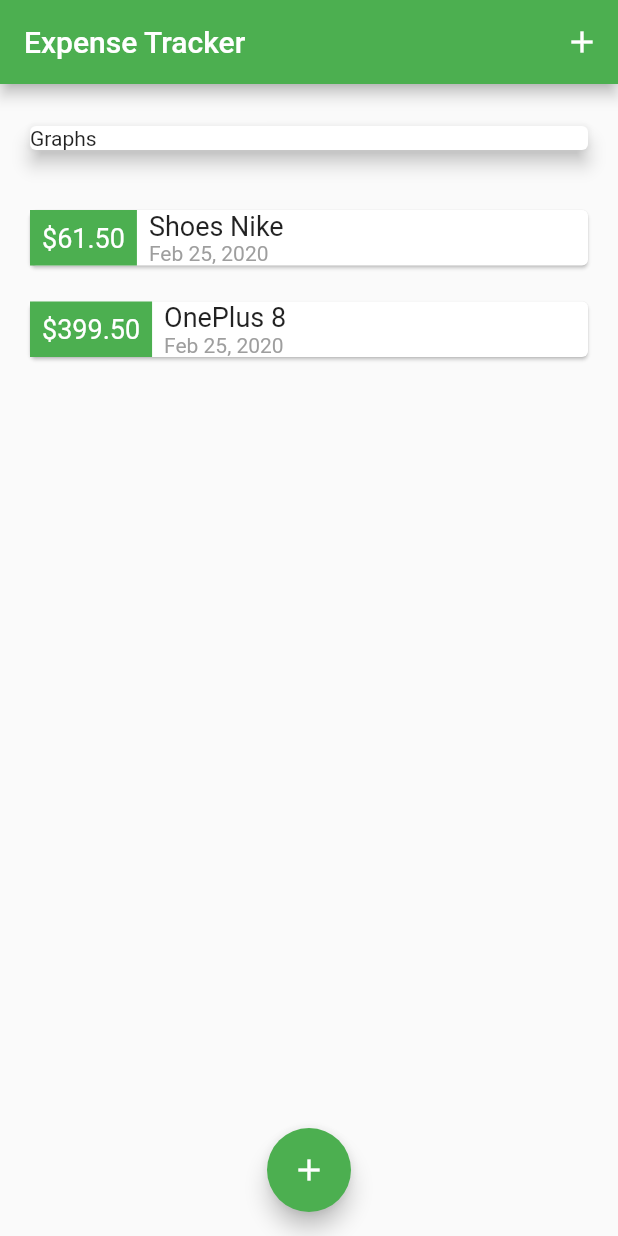
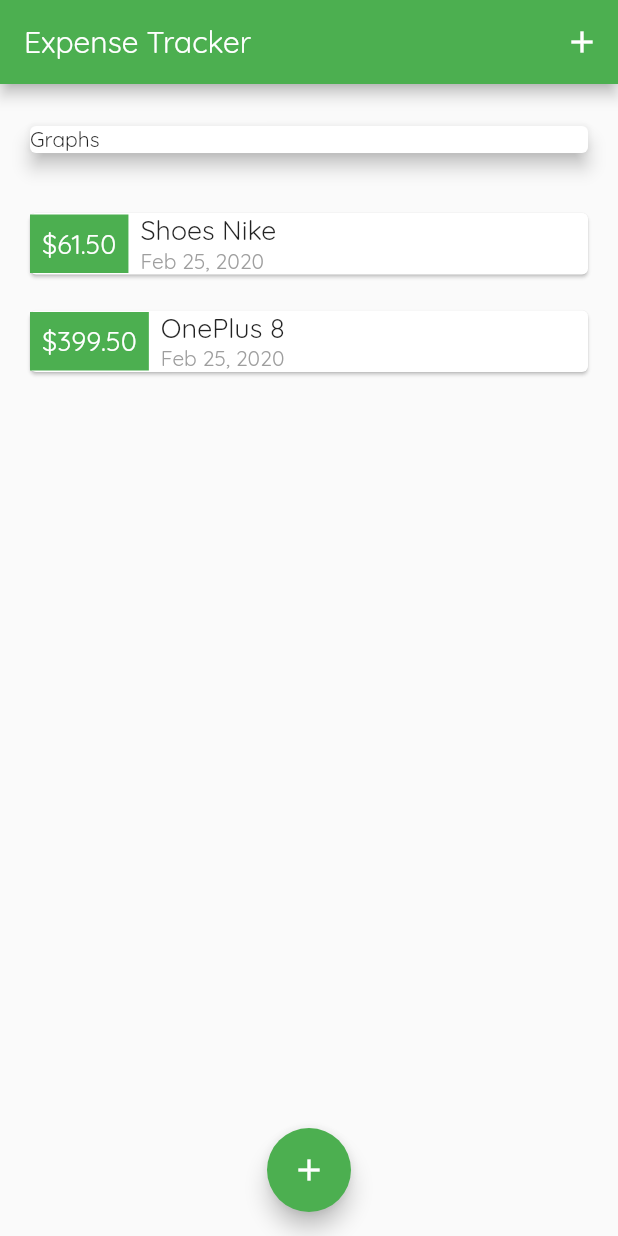
Before and after one commit to yashwp/expense_tracking, a Flutter app: the screen it shows after launch, on a phone screen of 412 x 824 dp. Run offline on Flutter 3.47's test engine with Material 2 defaults, Android fonts, the phone set to English and light mode, and no system bars.

Commit message:
Fonts added

```diff
--- a/lib/main.dart
+++ b/lib/main.dart
@@ -12,7 +12,8 @@ class MyApp extends StatelessWidget {
     return MaterialApp(
       title: 'Expense Tracker',
       theme: ThemeData(
-        primarySwatch: Colors.green
+        primarySwatch: Colors.green,
+        fontFamily: 'Quicksand'
       ),
       home: MyHomePage(),
     );
```
Also changed, not shown: pubspec.yaml (+12 -11 lines), assets/fonts/OpenSans-Bold.ttf (added), assets/fonts/OpenSans-Regular.ttf (added), assets/fonts/Quicksand-Bold.ttf (added), assets/fonts/Quicksand-Regular.ttf (added).
